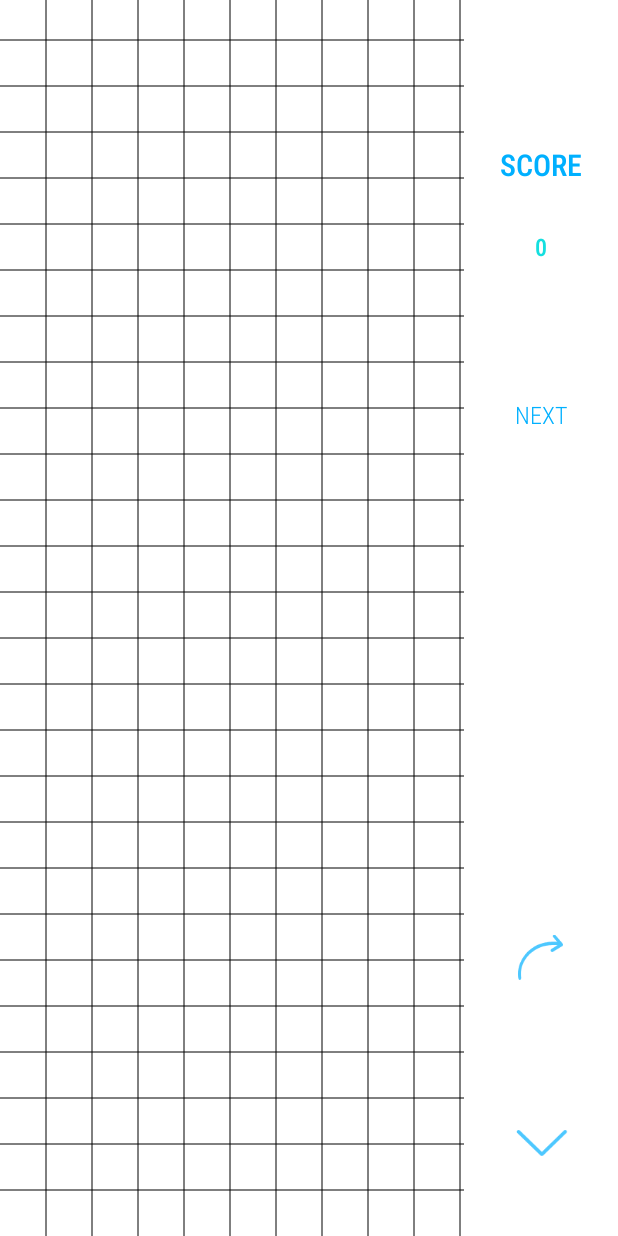
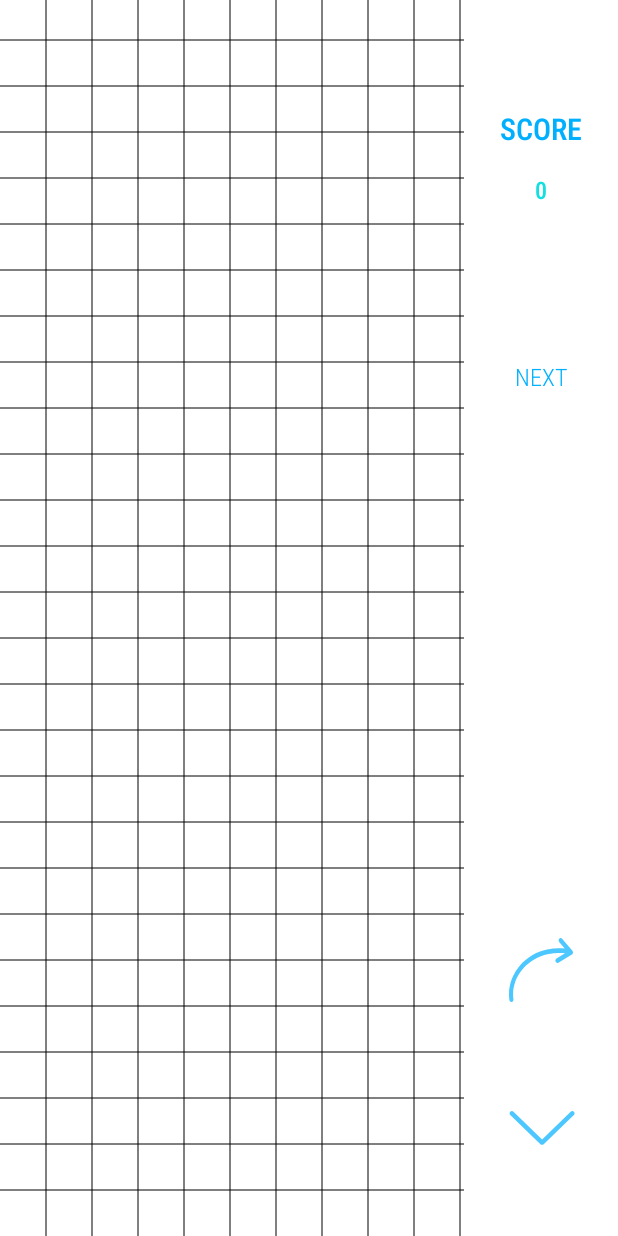
Before and after one commit to AlinaStepanova/BrickGame, an Android app: the layout activity_main.xml on its own in the app's theme, with its tools: preview values and no code run, on a phone screen of 412 x 824 dp. Run offline under Robolectric (Android 15) with nearby library versions, the phone set to English and light mode, and no system bars.

Commit message:
delete old main activity layout

```diff
--- a/app/src/main/java/com/example/alina/tetris/activities/MainActivity.java
+++ b/app/src/main/java/com/example/alina/tetris/activities/MainActivity.java
@@ -31,7 +31,7 @@ public class MainActivity extends AppCompatActivity implements OnPlayingAreaClic
     @Override
     protected void onCreate(Bundle savedInstanceState) {
         super.onCreate(savedInstanceState);
-        setContentView(R.layout.main);
+        setContentView(R.layout.activity_main);
         ButterKnife.bind(this);
         playingArea.setScoreArea(scoreArea);
         playingArea.setPreviewArea(previewArea);
--- a/app/src/main/res/layout/activity_main.xml
+++ b/app/src/main/res/layout/activity_main.xml
@@ -1,16 +1,19 @@
 <?xml version="1.0" encoding="utf-8"?>
-<LinearLayout xmlns:android="http://schemas.android.com/apk/res/android"
-              android:id="@+id/llBase"
-              android:layout_width="match_parent"
-              android:layout_height="match_parent"
-              android:baselineAligned="false"
-              android:gravity="center_horizontal"
-              android:orientation="horizontal">
+<android.support.constraint.ConstraintLayout
+    xmlns:android="http://schemas.android.com/apk/res/android"
+    xmlns:app="http://schemas.android.com/apk/res-auto"
+    android:id="@+id/llBase"
+    android:layout_width="match_parent"
+    android:layout_height="match_parent">
 
     <FrameLayout
-        android:layout_width="match_parent"
+        android:id="@+id/frameLayout"
+        android:layout_width="0dp"
         android:layout_height="match_parent"
-        android:layout_weight="1">
+        app:layout_constraintBottom_toBottomOf="parent"
+        app:layout_constraintEnd_toStartOf="@+id/guidelineVertical"
+        app:layout_constraintStart_toStartOf="parent"
+        app:layout_constraintTop_toTopOf="parent">
 
         <com.example.alina.tetris.views.PlayingArea
             android:id="@+id/pole"
@@ -28,66 +31,130 @@
 
     </FrameLayout>
 
-    <LinearLayout
-        xmlns:android="http://schemas.android.com/apk/res/android"
+    <android.support.constraint.Guideline
+        android:id="@+id/guidelineVertical"
+        android:layout_width="wrap_content"
+        android:layout_height="wrap_content"
+        android:orientation="vertical"
+        app:layout_constraintGuide_percent="0.75"/>
+
+    <android.support.constraint.ConstraintLayout
         android:id="@+id/llScore"
-        android:layout_width="match_parent"
+        android:layout_width="0dp"
         android:layout_height="match_parent"
-        android:layout_weight="3"
         android:background="@color/white"
-        android:orientation="vertical"
-        android:weightSum="1">
+        app:layout_constraintBottom_toBottomOf="parent"
+        app:layout_constraintEnd_toEndOf="parent"
+        app:layout_constraintStart_toEndOf="parent"
+        app:layout_constraintStart_toStartOf="@id/guidelineVertical"
+        app:layout_constraintTop_toTopOf="parent">
 
         <TextView
+            android:id="@+id/tvScoreTitle"
             style="@style/simpleStyle"
-            android:layout_weight="0.15"
+            android:layout_marginTop="8dp"
             android:fontFamily="sans-serif-condensed-medium"
             android:gravity="bottom"
             android:text="@string/scoreText"
-            android:textSize="@dimen/midTextSize"/>
+            android:textSize="@dimen/midTextSize"
+            app:layout_constraintBottom_toTopOf="@+id/tvScore"
+            app:layout_constraintEnd_toEndOf="parent"
+            app:layout_constraintHorizontal_bias="0.5"
+            app:layout_constraintStart_toStartOf="parent"
+            app:layout_constraintTop_toTopOf="parent"
+            app:layout_constraintVertical_chainStyle="spread_inside"/>
 
         <com.example.alina.tetris.views.ScoreArea
             android:id="@+id/tvScore"
             style="@style/simpleStyle"
-            android:layout_weight="0.1"
+            android:layout_marginTop="16dp"
             android:fontFamily="sans-serif-condensed-medium"
+            android:gravity="top"
             android:text="@string/startScore"
-            android:textColor="@color/colorAccent">
+            android:textColor="@color/colorAccent"
+            android:textSize="@dimen/minTextSize"
+            app:layout_constraintBottom_toTopOf="@id/guideline"
+            app:layout_constraintEnd_toEndOf="parent"
+            app:layout_constraintStart_toStartOf="parent"
+            app:layout_constraintTop_toBottomOf="@+id/tvScoreTitle">
         </com.example.alina.tetris.views.ScoreArea>
 
+        <android.support.constraint.Guideline
+            android:id="@+id/guideline"
+            android:layout_width="wrap_content"
+            android:layout_height="wrap_content"
+            android:orientation="horizontal"
+            app:layout_constraintGuide_percent="0.25"/>
+
         <TextView
+            android:id="@+id/tvNextFigureTitle"
             style="@style/simpleStyle"
-            android:layout_weight="0.1"
+            android:layout_height="wrap_content"
             android:fontFamily="sans-serif-condensed-light"
             android:gravity="bottom"
             android:text="@string/next"
-            android:textSize="@dimen/minTextSize"/>
+            android:textSize="@dimen/minTextSize"
+            app:layout_constraintBottom_toTopOf="@+id/tvNextFigure"
+            app:layout_constraintEnd_toEndOf="parent"
+            app:layout_constraintHorizontal_bias="0.5"
+            app:layout_constraintStart_toStartOf="parent"
+            app:layout_constraintTop_toBottomOf="@id/guideline"/>
 
         <com.example.alina.tetris.views.PreviewArea
             android:id="@+id/tvNextFigure"
             android:layout_width="match_parent"
-            android:layout_height="0dp"
-            android:layout_weight="0.35"
-            android:background="@color/white">
+            android:layout_height="200dp"
+            android:layout_marginTop="8dp"
+            android:background="@color/white"
+            app:layout_constraintBottom_toTopOf="@+id/guidelineHorizontal"
+            app:layout_constraintEnd_toEndOf="parent"
+            app:layout_constraintStart_toStartOf="parent"
+            app:layout_constraintTop_toTopOf="@+id/guideline">
         </com.example.alina.tetris.views.PreviewArea>
 
         <ImageView
-            android:paddingStart="10dp"
-            android:paddingEnd="10dp"
             android:id="@+id/ivRotate"
-            style="@style/ImageViewStyle"
+            android:layout_width="match_parent"
+            android:layout_height="wrap_content"
+            android:layout_gravity="center_horizontal"
+            android:layout_marginStart="18dp"
+            android:layout_marginEnd="18dp"
+            android:adjustViewBounds="true"
             android:background="@drawable/button_circle"
-            android:layout_gravity="center_horizontal"
-            android:src="@drawable/ic_rotate"/>
+            android:padding="12dp"
+            android:src="@drawable/ic_rotate"
+            app:layout_constraintBottom_toTopOf="@+id/ivMoveDown"
+            app:layout_constraintEnd_toEndOf="parent"
+            app:layout_constraintEnd_toStartOf="@+id/ivMoveDown"
+            app:layout_constraintHorizontal_bias="0.5"
+            app:layout_constraintStart_toStartOf="parent"
+            app:layout_constraintTop_toBottomOf="@+id/guidelineHorizontal"/>
 
         <ImageView
-            android:paddingStart="10dp"
-            android:paddingEnd="10dp"
             android:id="@+id/ivMoveDown"
-            style="@style/ImageViewStyle"
+            android:layout_width="match_parent"
+            android:layout_height="wrap_content"
+            android:layout_gravity="center_horizontal"
+            android:layout_marginStart="16dp"
+            android:layout_marginEnd="16dp"
+            android:adjustViewBounds="true"
             android:background="@drawable/button_circle"
-            android:layout_gravity="center_horizontal"
-            android:src="@drawable/ic_down"/>
-    </LinearLayout>
+            android:padding="12dp"
+            android:src="@drawable/ic_down"
+            app:layout_constraintBottom_toBottomOf="parent"
+            app:layout_constraintEnd_toEndOf="parent"
+            app:layout_constraintHorizontal_bias="0.5"
+            app:layout_constraintStart_toEndOf="@+id/ivRotate"
+            app:layout_constraintStart_toStartOf="parent"
+            app:layout_constraintTop_toBottomOf="@+id/ivRotate"/>
 
-</LinearLayout>
+        <android.support.constraint.Guideline
+            android:id="@+id/guidelineHorizontal"
+            android:layout_width="wrap_content"
+            android:layout_height="wrap_content"
+            android:orientation="horizontal"
+            app:layout_constraintGuide_percent="0.7"/>
+
+    </android.support.constraint.ConstraintLayout>
+
+</android.support.constraint.ConstraintLayout>
```
Also changed, not shown: app/src/main/res/layout/main.xml (deleted, +0 -160 lines).
